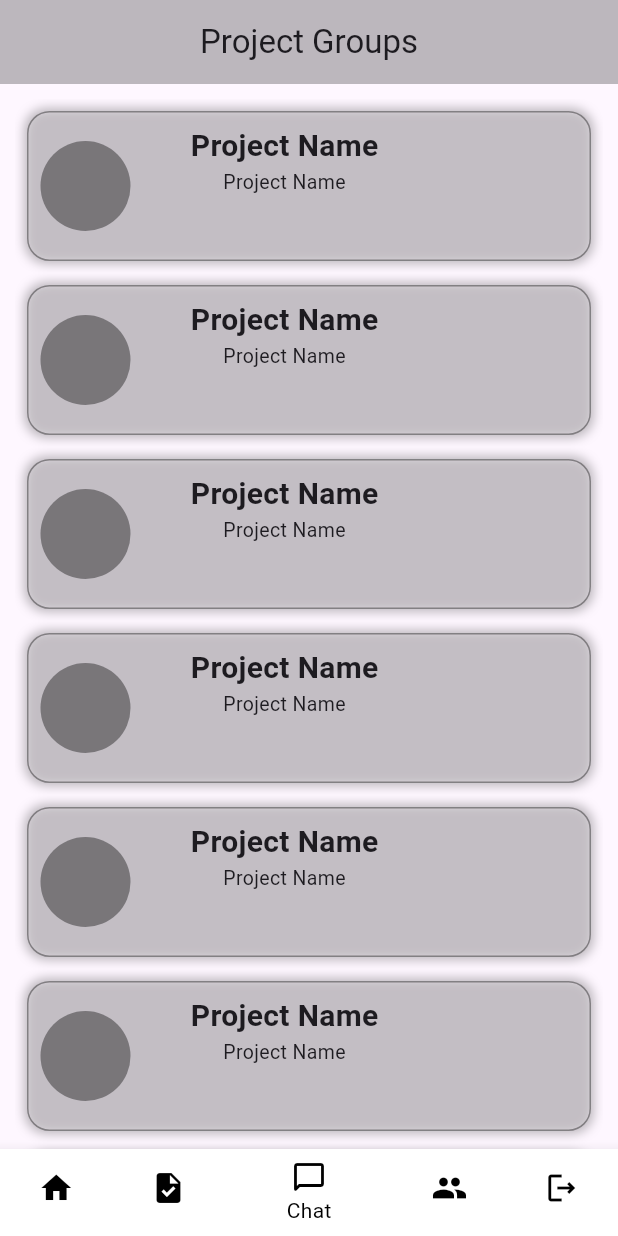
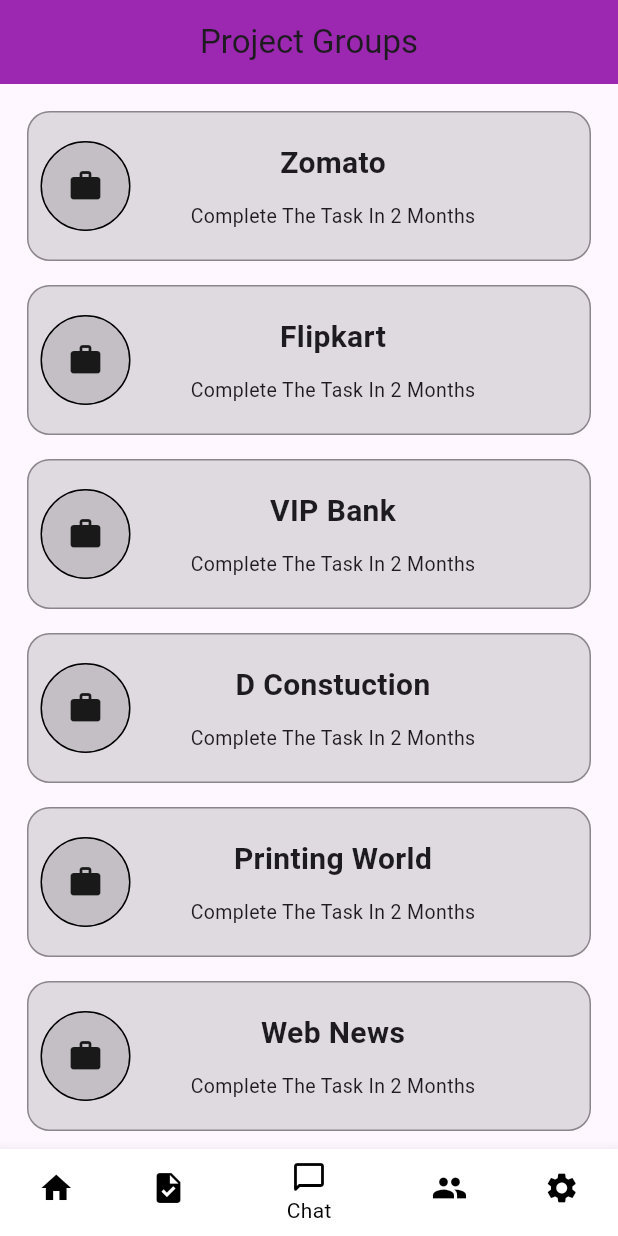
Before and after one commit to VishwajeetIsrana/task_manager, a Flutter app: the botomnavigator screen opened directly, item 3 of the bottom bar chosen, on a phone screen of 412 x 824 dp. Run offline on Flutter 3.47's test engine with Material 3 defaults, Android fonts, the phone set to English and light mode, and no system bars; our stand-ins replace firebase_auth, firebase_core, google_sign_in; accounts and stored records are empty; network calls fail.

Commit message:
design chenges

```diff
--- a/lib/screens/bottom_navigatorbar.dart
+++ b/lib/screens/bottom_navigatorbar.dart
@@ -1,10 +1,10 @@
 import 'package:flutter/material.dart';
 import 'package:task_manager/screens/chat_screen.dart';
-import 'package:task_manager/screens/contacts.dart';
 import 'package:task_manager/screens/homepage.dart';
 import 'package:task_manager/screens/tab_controller.dart';
 
 import '../signup and signin/home_screen.dart';
+import 'contacts.dart';
 
 class botomnavigator extends StatefulWidget {
   const botomnavigator({super.key});
@@ -16,11 +16,11 @@ class botomnavigator extends StatefulWidget {
 class _botomnavigator extends State<botomnavigator> {
   int currentIndexValue = 0;
   List screenList = [
-    homepage(),
-    tabcontroller(),
-    chat_screen(),
-    contacts(),
-    Home_Screen()
+    const homepage(),
+    const tabcontroller(),
+    const chat_screen(),
+    const contacts(),
+    const Home_Screen()
   ];
 
   @override
@@ -36,7 +36,7 @@ class _botomnavigator extends State<botomnavigator> {
           });
         },
         currentIndex: currentIndexValue,
-        items: [
+        items: const [
           BottomNavigationBarItem(
               icon: Icon(Icons.home),
               label: "Home",
@@ -54,8 +54,8 @@ class _botomnavigator extends State<botomnavigator> {
               label: "Contacts",
               backgroundColor: Colors.white),
           BottomNavigationBarItem(
-              icon: Icon(Icons.logout_outlined),
-              label: "Log Out",
+              icon: Icon(Icons.settings),
+              label: "Setting",
               backgroundColor: Colors.white),
         ],
       ),
--- a/lib/screens/chat_screen.dart
+++ b/lib/screens/chat_screen.dart
@@ -9,11 +9,29 @@ class chat_screen extends StatefulWidget {
 }
 
 class _chat_screenState extends State<chat_screen> {
+  List Project = [
+    {'project name': 'Zomato', 'Time': 'Complete The Task In 2 Months'},
+    {'project name': 'Flipkart', 'Time': 'Complete The Task In 2 Months'},
+    {'project name': 'VIP Bank', 'Time': 'Complete The Task In 2 Months'},
+    {'project name': 'D Constuction', 'Time': 'Complete The Task In 2 Months'},
+    {'project name': 'Printing World', 'Time': 'Complete The Task In 2 Months'},
+    {'project name': 'Web News', 'Time': 'Complete The Task In 2 Months'},
+    {'project name': 'E Comerse', 'Time': 'Complete The Task In 2 Months'},
+    {
+      'project name': 'Creative Acadmy',
+      'Time': 'Complete The Task In 2 Months'
+    },
+    {
+      'project name': 'Vishwa Transport',
+      'Time': 'Complete The Task In 2 Hours'
+    },
+  ];
+
   @override
   Widget build(BuildContext context) {
     return Scaffold(
       appBar: AppBar(
-        backgroundColor: Colors.black26,
+        backgroundColor: Colors.purple,
         title: Center(child: Text("Project Groups")),
       ),
       body: SingleChildScrollView(
@@ -26,7 +44,7 @@ class _chat_screenState extends State<chat_screen> {
                 child: ListView.builder(
                     physics: NeverScrollableScrollPhysics(),
                     shrinkWrap: true,
-                    itemCount: 100,
+                    itemCount: Project.length,
                     itemBuilder: (context, index) {
                       return ClipRRect(
                         borderRadius: BorderRadius.circular(15), // Image border
@@ -37,14 +55,14 @@ class _chat_screenState extends State<chat_screen> {
                             height: 100,
                             width: MediaQuery.of(context).size.width,
                             decoration: BoxDecoration(
-                                color: Colors.white10,
-                                boxShadow: [
-                                  BoxShadow(
-                                    blurRadius: 5,
-                                    color: Colors.black26,
-                                    spreadRadius: 2,
-                                  ),
-                                ],
+                                color: Colors.black12,
+                                // boxShadow: [
+                                //   BoxShadow(
+                                //     blurRadius: 10,
+                                //     color: Colors.black26,
+                                //     spreadRadius: 1,
+                                //   ),
+                                // ],
                                 border: Border.all(color: Colors.black38),
                                 borderRadius: BorderRadius.circular(15)),
                             child: Row(
@@ -57,23 +75,28 @@ class _chat_screenState extends State<chat_screen> {
                                         height: 60,
                                         width: 60,
                                         decoration: BoxDecoration(
+                                            border:
+                                                Border.all(color: Colors.black),
                                             borderRadius:
                                                 BorderRadius.circular(100),
-                                            color: Colors.black38),
+                                            color: Colors.black12),
+                                        child: Icon(Icons.work),
                                       ),
                                       SizedBox(
                                         width: 40,
                                       ),
                                       Column(
+                                        mainAxisAlignment:
+                                            MainAxisAlignment.spaceEvenly,
                                         children: [
                                           Text(
-                                            "Project Name",
+                                            Project[index]['project name'],
                                             style: TextStyle(
                                                 fontSize: 20,
                                                 fontWeight: FontWeight.w600),
                                           ),
                                           Text(
-                                            "Project Name",
+                                            Project[index]['Time'],
                                             style: TextStyle(
                                                 fontSize: 13,
                                                 fontWeight: FontWeight.w400),
--- a/lib/screens/tab_controller.dart
+++ b/lib/screens/tab_controller.dart
@@ -20,8 +20,8 @@ class _tabcontrollerState extends State<tabcontroller> {
       length: _tabs.length,
       child: Scaffold(
         appBar: AppBar(
-          backgroundColor: Colors.black26,
-          title: Center(child: Text("Contacts")),
+          backgroundColor: Colors.purple,
+          title: Center(child: Text("Task Reports")),
           bottom: const TabBar(
             indicatorColor: Colors.black,
             unselectedLabelColor: Color.fromARGB(255, 252, 252, 252),
--- a/pubspec.yaml
+++ b/pubspec.yaml
@@ -38,6 +38,8 @@ dependencies:
   firebase_core: ^2.27.1
   firebase_auth: ^4.17.9
   google_sign_in: ^6.2.1
+  cloud9: ^0.0.1-Dev
+  cloud_firestore: ^4.16.0
 
 dev_dependencies:
   flutter_test:
```
Also changed, not shown: lib/screens/contacts.dart (+34 -9 lines), lib/signup and signin/home_screen.dart (+58 -12 lines), lib/signup and signin/signin_screen.dart (+5 -5 lines), pubspec.lock, 3 other files.
